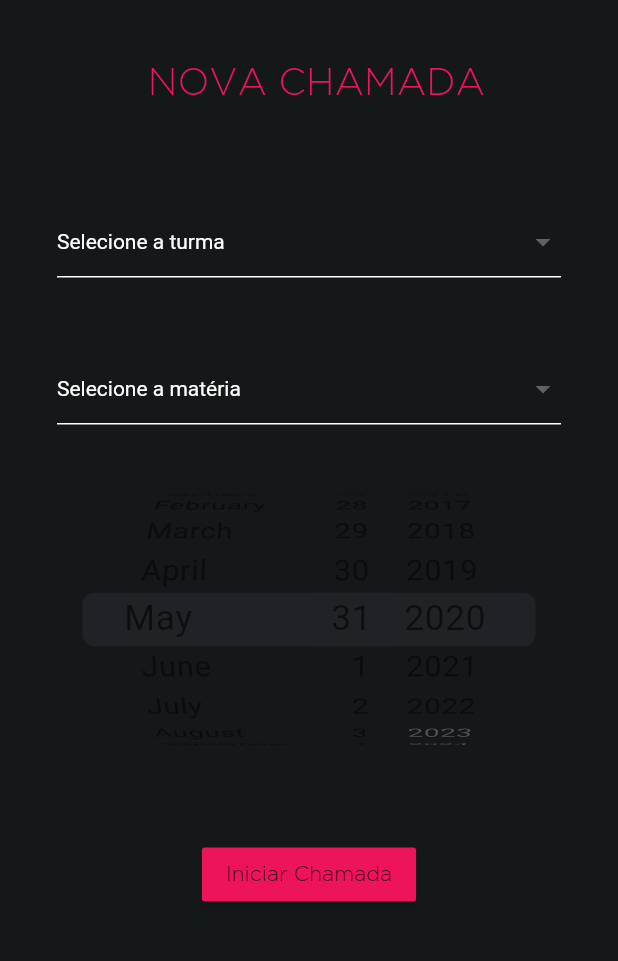
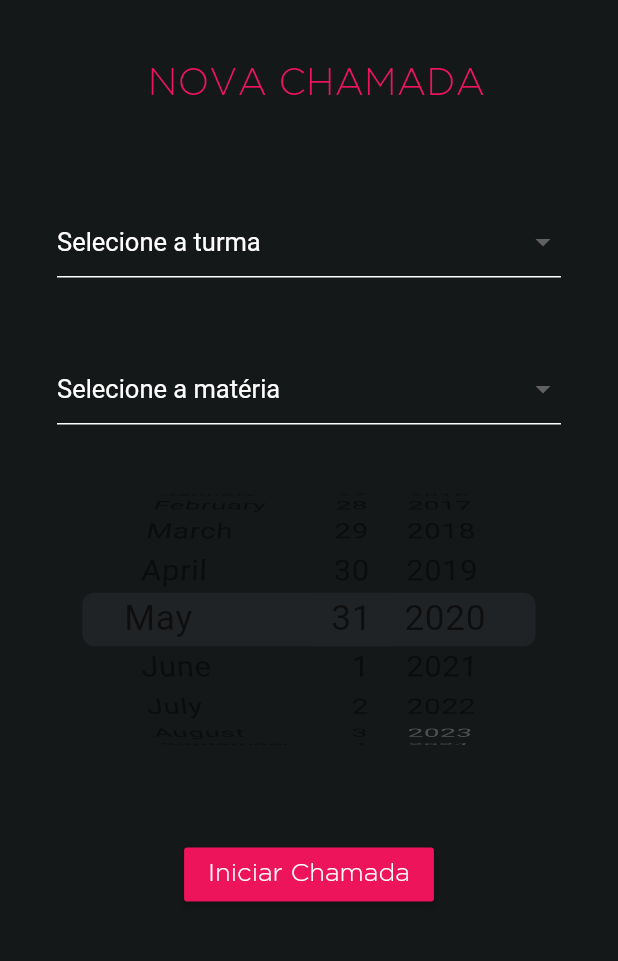
Before and after one commit to exceptionai/FiapEx, a Flutter app: the NewRowCallScreen screen opened by its route, on a phone screen of 412 x 824 dp, the part 72-1033 px from its top. Run offline on Flutter 3.47's test engine with Material 2 defaults, Android fonts, the phone set to English and light mode, and no system bars; our stand-ins replace auto_size_text, image_picker, sqflite; accounts and stored records are empty.

Commit message:
ajustes finos

```diff
--- a/lib/screens/new_roll_call_screen.dart
+++ b/lib/screens/new_roll_call_screen.dart
@@ -88,7 +88,10 @@ class _NewRowCallScreenState extends State<NewRowCallScreen> {
   RaisedButton buildRaisedButton(BuildContext context) {
     return RaisedButton(
       color: Theme.of(context).primaryColor,
-      child: Text("Iniciar Chamada"),
+      child: Text(
+        "Iniciar Chamada",
+        style: TextStyle(color: Colors.white, fontSize: 17.0),
+      ),
       onPressed: () {
         if (rowCallFormKey.currentState.validate()) {
           rowCallFormKey.currentState.save();
@@ -110,7 +113,10 @@ class _NewRowCallScreenState extends State<NewRowCallScreen> {
         enabledBorder:
             UnderlineInputBorder(borderSide: BorderSide(color: Colors.white)),
       ),
-      hint: Text("Selecione a matéria"),
+      hint: Text(
+        "Selecione a matéria",
+        style: TextStyle(fontSize: 17.0),
+      ),
       items: [
         DisciplineModel.withIdName(id: 1, name: "Denvolvimento Cross Platform"),
         DisciplineModel.withIdName(
@@ -141,7 +147,7 @@ class _NewRowCallScreenState extends State<NewRowCallScreen> {
         enabledBorder:
             UnderlineInputBorder(borderSide: BorderSide(color: Colors.white)),
       ),
-      hint: Text("Selecione a turma"),
+      hint: Text("Selecione a turma", style: TextStyle(fontSize: 17.0)),
       items: [
         ClassModel.withIdName(id: 1, name: "1TDSS"),
         ClassModel.withIdName(id: 2, name: "3SIT"),
```
